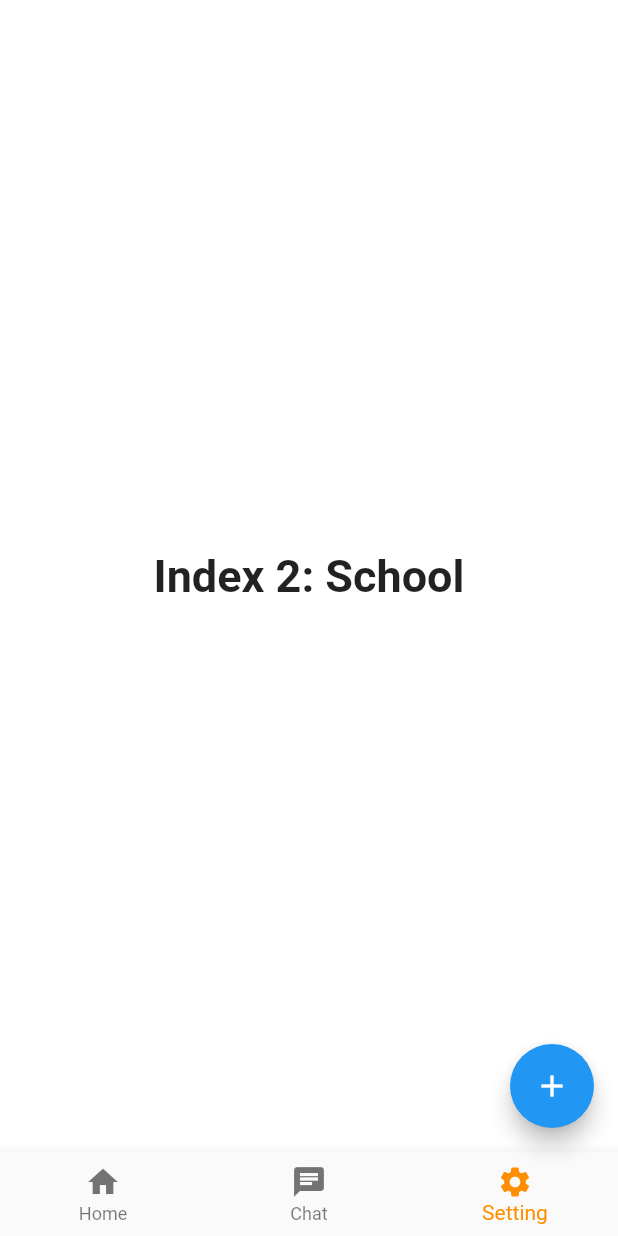
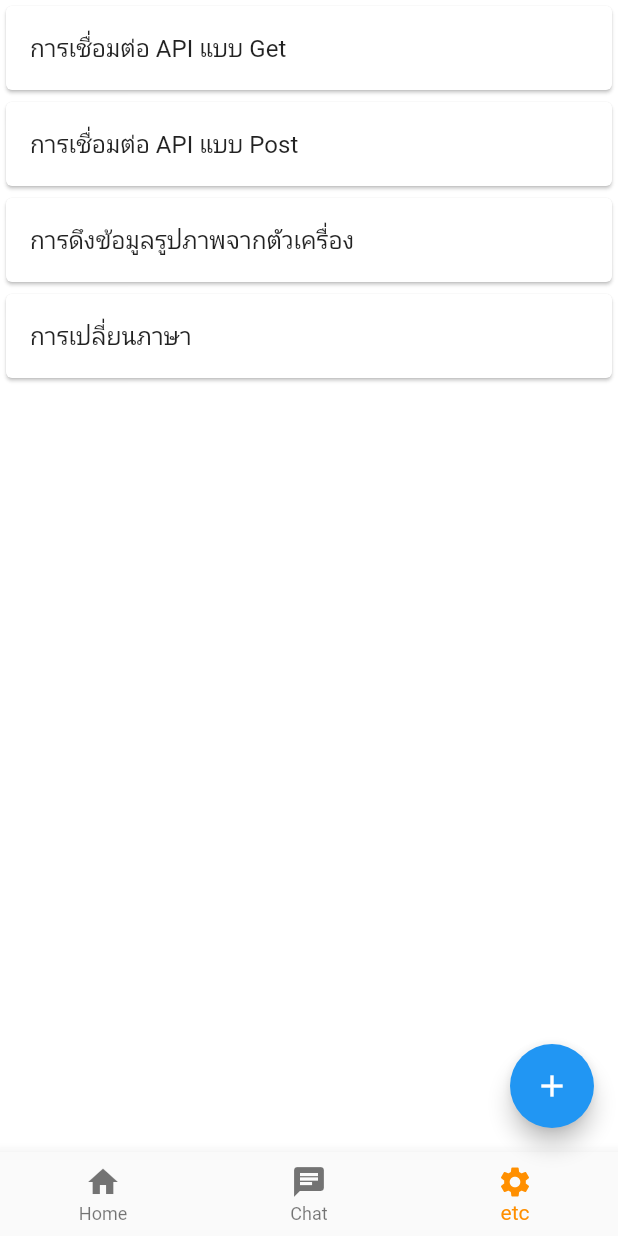
Before and after one commit to NNNXT/BSRU, a Flutter app: the HomePage screen opened directly, item 3 of the bottom bar chosen, on a phone screen of 412 x 824 dp. Run offline on Flutter 3.47's test engine with Material 2 defaults, Android fonts, the phone set to English and light mode, and no system bars; our stand-ins replace cloud_firestore, dio, easy_localization, firebase_core; accounts and stored records are empty; network calls fail.

Commit message:
add feature get post api and localization

```diff
--- /dev/null
+++ b/lib/localization/en.json
@@ -0,0 +1,5 @@
+{
+    "language" : "English",
+    "title" : "Title",
+    "bath" : "{} Bath"
+}
--- /dev/null
+++ b/lib/localization/th.json
@@ -0,0 +1,5 @@
+{
+    "language" : "ภาษาไทย",
+    "title" : "หัวข้อ",
+    "bath" : "{} บาท"
+}
--- a/lib/src/app.dart
+++ b/lib/src/app.dart
@@ -1,5 +1,6 @@
 import 'package:flutter/material.dart';
 import 'package:openchat/src/screen/home.dart';
+import 'package:easy_localization/easy_localization.dart';
 
 class MyApp extends StatelessWidget {
   const MyApp({Key? key}) : super(key: key);
@@ -7,6 +8,9 @@ class MyApp extends StatelessWidget {
   @override
   Widget build(BuildContext context) {
     return MaterialApp(
+      localizationsDelegates: context.localizationDelegates,
+      supportedLocales: context.supportedLocales,
+      locale: context.locale,
       title: 'Flutter Demo',
       theme: ThemeData(
         primarySwatch: Colors.blue,
--- /dev/null
+++ b/lib/src/screen/etc_content.dart
@@ -0,0 +1,49 @@
+import 'package:flutter/material.dart';
+import 'package:openchat/src/screen/etc/get_api.dart';
+import 'package:openchat/src/screen/etc/image_picker.dart';
+import 'package:openchat/src/screen/etc/localization.dart';
+import 'package:openchat/src/screen/etc/post_api.dart';
+
+class ETCContent extends StatelessWidget {
+  const ETCContent({Key? key}) : super(key: key);
+
+  @override
+  Widget build(BuildContext context) {
+    return SafeArea(
+      child: Column(
+        children: [
+          Card(
+            child: ListTile(
+              onTap: () => Navigator.push(context,
+                  MaterialPageRoute(builder: (context) => const GetApi())),
+              title: const Text('การเชื่อมต่อ API แบบ Get'),
+            ),
+          ),
+          Card(
+            child: ListTile(
+              onTap: () => Navigator.push(context,
+                  MaterialPageRoute(builder: (context) => const PostAPI())),
+              title: const Text('การเชื่อมต่อ API แบบ Post'),
+            ),
+          ),
+          Card(
+            child: ListTile(
+              onTap: () => Navigator.push(context,
+                  MaterialPageRoute(builder: (context) => const ImagePicker())),
+              title: const Text('การดึงข้อมูลรูปภาพจากตัวเครื่อง'),
+            ),
+          ),
+          Card(
+            child: ListTile(
+              onTap: () => Navigator.push(
+                  context,
+                  MaterialPageRoute(
+                      builder: (context) => const Localization())),
+              title: const Text('การเปลี่ยนภาษา'),
+            ),
+          ),
+        ],
+      ),
+    );
+  }
+}
--- a/lib/src/screen/homepage.dart
+++ b/lib/src/screen/homepage.dart
@@ -2,6 +2,7 @@ import 'package:cloud_firestore/cloud_firestore.dart';
 import 'package:flutter/material.dart';
 import 'package:openchat/data/mockdata.dart';
 import 'package:openchat/src/screen/chat_content.dart';
+import 'package:openchat/src/screen/etc_content.dart';
 import 'package:openchat/src/screen/home_content.dart';
 
 class HomePage extends StatefulWidget {
@@ -13,16 +14,11 @@ class HomePage extends StatefulWidget {
 
 class _HomePageState extends State<HomePage> {
   int _selectedIndex = 0;
-  static const TextStyle optionStyle =
-      TextStyle(fontSize: 30, fontWeight: FontWeight.bold);
 
   static const List<Widget> _widgetOptions = <Widget>[
     HomeContent(),
     ChatContent(),
-    Text(
-      'Index 2: School',
-      style: optionStyle,
-    ),
+    ETCContent()
   ];
 
   void _onItemTapped(int index) {
@@ -61,7 +57,7 @@ class _HomePageState extends State<HomePage> {
           ),
           BottomNavigationBarItem(
             icon: Icon(Icons.settings),
-            label: 'Setting',
+            label: 'etc',
           ),
         ],
         currentIndex: _selectedIndex,
--- a/pubspec.yaml
+++ b/pubspec.yaml
@@ -13,6 +13,9 @@ dependencies:
   cupertino_icons: ^1.0.2
   firebase_core: ^1.12.0
   cloud_firestore: ^3.1.8
+  dio: ^4.0.4
+  image_picker: ^0.8.4+10
+  easy_localization: ^3.0.0
 
 dev_dependencies:
   flutter_test:
@@ -24,6 +27,7 @@ flutter:
 
   assets:
     - lib/images/
+    - lib/localization/
 
   # example:
   # fonts:
```
Also changed, not shown: lib/main.dart (+9 -1 lines), lib/src/screen/etc/get_api.dart (added, +45 -0 lines), lib/src/screen/etc/image_picker.dart (added, +24 -0 lines), lib/src/screen/etc/localization.dart (added, +46 -0 lines), lib/src/screen/etc/post_api.dart (added, +36 -0 lines).
